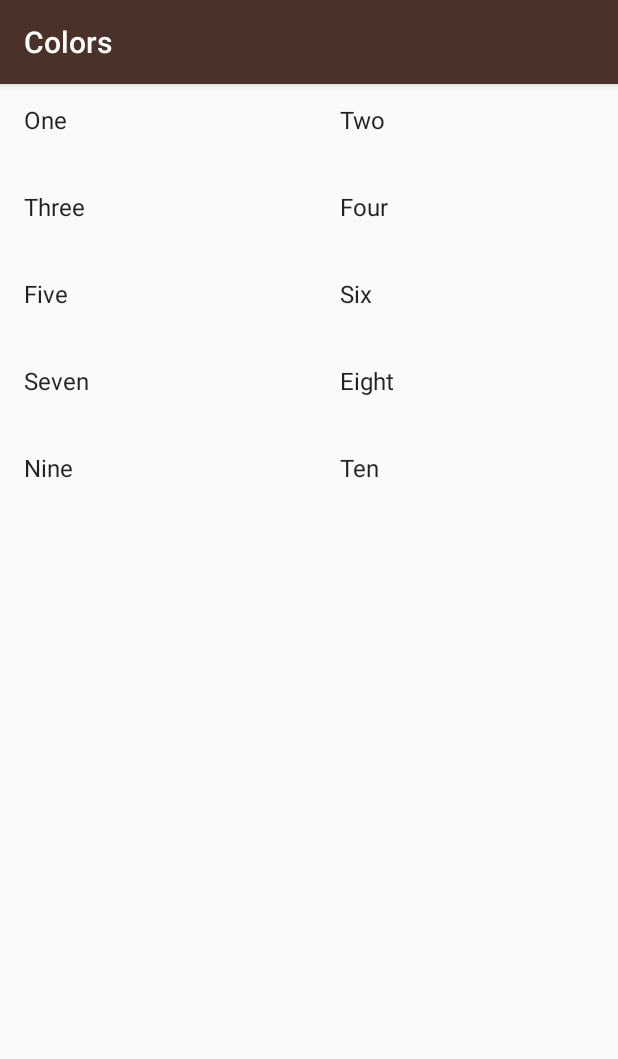
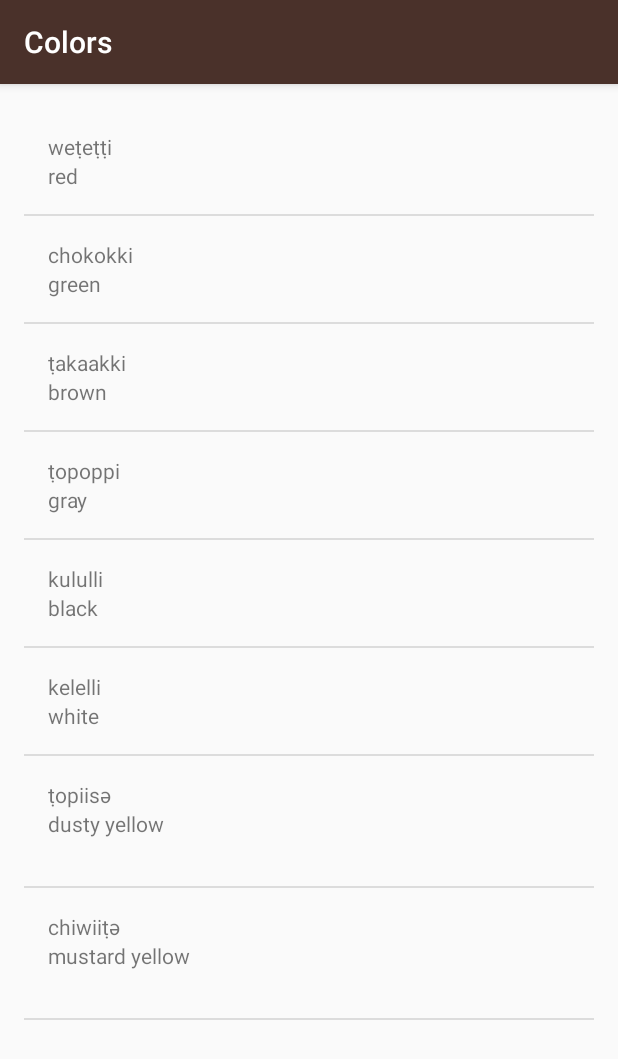
Before and after one commit to khawajafarooq/Miwok, an Android app: the ColorsActivity screen opened directly, with no data from a screen before it, on a phone screen of 412 x 824 dp. Shown: the top 1059 px of the screen. Run offline under Robolectric (Android 15) with nearby library versions, the phone set to English and light mode, and no system bars.

Commit message:
setting up colors

```diff
--- a/app/src/main/java/com/xmen/miwok/ColorsActivity.java
+++ b/app/src/main/java/com/xmen/miwok/ColorsActivity.java
@@ -6,6 +6,7 @@ import android.view.View;
 import android.widget.AdapterView;
 import android.widget.ArrayAdapter;
 import android.widget.GridView;
+import android.widget.ListView;
 import android.widget.Toast;
 
 import java.util.ArrayList;
@@ -17,28 +18,21 @@ public class ColorsActivity extends AppCompatActivity {
         super.onCreate(savedInstanceState);
         setContentView(R.layout.activity_colors);
 
-        ArrayList<String> words = new ArrayList<String>();
-        words.add("One");
-        words.add("Two");
-        words.add("Three");
-        words.add("Four");
-        words.add("Five");
-        words.add("Six");
-        words.add("Seven");
-        words.add("Eight");
-        words.add("Nine");
-        words.add("Ten");
+        ArrayList<Word> words = new ArrayList<Word>();
 
-        ArrayAdapter<String> itemsAdapter = new ArrayAdapter<String>(this, android.R.layout.simple_list_item_1, words);
-        GridView gridview = findViewById(R.id.gridview);
-        gridview.setAdapter(itemsAdapter);
+        words.add(new Word("red", "weṭeṭṭi"));
+        words.add(new Word("green", "chokokki"));
+        words.add(new Word("brown", "ṭakaakki"));
+        words.add(new Word("gray", "ṭopoppi"));
+        words.add(new Word("black", "kululli"));
+        words.add(new Word("white", "kelelli"));
+        words.add(new Word("dusty yellow\n", "ṭopiisә"));
+        words.add(new Word("mustard yellow\n", "chiwiiṭә"));
 
-        gridview.setOnItemClickListener(new AdapterView.OnItemClickListener() {
-            public void onItemClick(AdapterView<?> parent, View v,
-                                    int position, long id) {
-                Toast.makeText(ColorsActivity.this, "" + position,
-                        Toast.LENGTH_SHORT).show();
-            }
-        });
+        WordAdapter adapter = new WordAdapter(this, words);
+
+        ListView listView = findViewById(R.id.list);
+
+        listView.setAdapter(adapter);
     }
 }
--- a/app/src/main/java/com/xmen/miwok/NumbersActivity.java
+++ b/app/src/main/java/com/xmen/miwok/NumbersActivity.java
@@ -17,9 +17,7 @@ public class NumbersActivity extends AppCompatActivity {
         super.onCreate(savedInstanceState);
         setContentView(R.layout.activity_numbers);
 
-
         ArrayList<Word> words = new ArrayList<Word>();
-
 
         words.add(new Word("one", "lutti"));
         words.add(new Word("two", "otiiko"));
@@ -37,6 +35,5 @@ public class NumbersActivity extends AppCompatActivity {
         ListView listView = findViewById(R.id.list);
 
         listView.setAdapter(adapter);
-
     }
 }
--- a/app/src/main/res/layout/activity_colors.xml
+++ b/app/src/main/res/layout/activity_colors.xml
@@ -1,12 +1,12 @@
 <?xml version="1.0" encoding="utf-8"?>
-<GridView xmlns:android="http://schemas.android.com/apk/res/android"
-    android:id="@+id/gridview"
+<ListView xmlns:android="http://schemas.android.com/apk/res/android"
+    xmlns:tools="http://schemas.android.com/tools"
+    android:id="@+id/list"
+    android:orientation="vertical"
     android:layout_width="match_parent"
     android:layout_height="match_parent"
-    android:columnWidth="90dp"
-    android:numColumns="2"
-    android:verticalSpacing="10dp"
-    android:horizontalSpacing="10dp"
-    android:stretchMode="columnWidth"
-    android:gravity="center"
-    />
+    android:paddingBottom="@dimen/activity_vertical_margin"
+    android:paddingLeft="@dimen/activity_horizontal_margin"
+    android:paddingRight="@dimen/activity_horizontal_margin"
+    android:paddingTop="@dimen/activity_vertical_margin"
+    tools:context="com.xmen.miwok.ColorsActivity"/>
```
